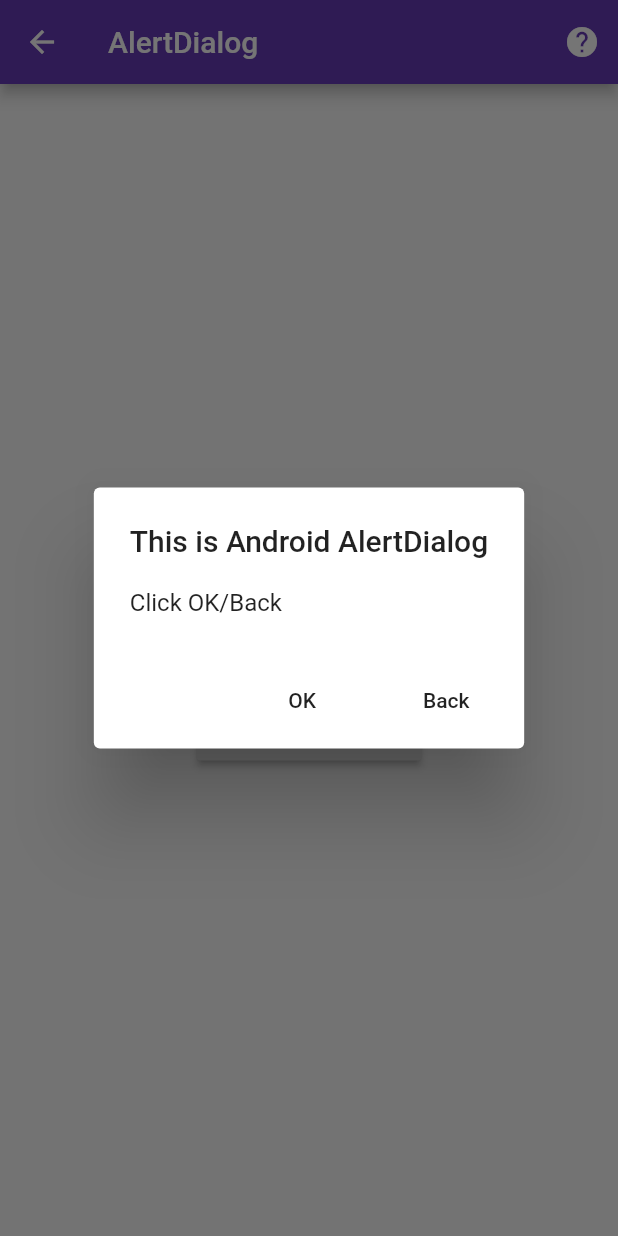
After one commit to sanjay-rb/100-Days-Of-Flutter-Widgets, a Flutter app: the Day58AlertDialog screen opened directly, after a tap on "Android AlertDialog", on a phone screen of 412 x 824 dp. The commit adds this screen. Run offline on Flutter 3.47's test engine with Material 2 defaults, Android fonts, the phone set to English and light mode, and no system bars.

Commit message:
Day58 Completed with AlertDialog

```diff
--- /dev/null
+++ b/hundred_days_of_flutter_widget/lib/day058_alert_dialog.dart
@@ -0,0 +1,109 @@
+import 'package:flutter/cupertino.dart';
+import 'package:flutter/material.dart';
+import 'package:url_launcher/url_launcher.dart';
+
+class Day58AlertDialog extends StatefulWidget {
+  Day58AlertDialog({Key key}) : super(key: key);
+
+  @override
+  _Day58AlertDialogState createState() => _Day58AlertDialogState();
+}
+
+class _Day58AlertDialogState extends State<Day58AlertDialog> {
+  @override
+  Widget build(BuildContext context) {
+    return Scaffold(
+      body: Center(
+        child: Column(
+          mainAxisAlignment: MainAxisAlignment.center,
+          children: <Widget>[
+            RaisedButton(
+              onPressed: () {
+                /**
+                 * ? What is AlertDialog....
+                 * ! AlertDialog is the Widget where we can display the pop up dialog for the user....
+                 */
+                showDialog(
+                  // ! show dialog is the function which is used to trigger the dialog....
+                  context: context,
+                  builder: (context) => AlertDialog(
+                    // ! AlertDialog is the normal android....
+                    title: Text(
+                        "This is Android AlertDialog"), // ! had title display heading....
+                    content: Text(
+                        "Click OK/Back"), // ! had content display message.....
+                    actions: <Widget>[
+                      // ! here we had the action button....
+                      FlatButton(
+                          onPressed: () {
+                            Navigator.pop(
+                                context); // ! to pop out the Dialog....
+                          },
+                          child: Text("OK")),
+                      FlatButton(
+                          onPressed: () {
+                            Navigator.pop(context);
+                          },
+                          child: Text("Back"))
+                    ],
+                  ),
+                );
+              },
+              child: Text("Android AlertDialog"),
+            ),
+            SizedBox(
+              height: 50,
+            ),
+            RaisedButton(
+              onPressed: () {
+                showDialog(
+                  context: context,
+                  builder: (context) => CupertinoAlertDialog(
+                    // ! CupertinoAlertDialog is the iPhone android....
+                    title: Text("This is iPhone AlertDialog"),
+                    content: Text("Click Ok/Back"),
+                    actions: <Widget>[
+                      CupertinoDialogAction(
+                        // ! CupertinoDialogAction is for the action buttons....
+                        child: Text("Ok"),
+                        onPressed: () {
+                          Navigator.pop(context); // ! to pop out the Dialog....
+                        },
+                      ),
+                      CupertinoDialogAction(
+                        child: Text("Back"),
+                        onPressed: () {
+                          Navigator.pop(context);
+                        },
+                      ),
+                    ],
+                  ),
+                );
+              },
+              child: Text("iPhone AlertDialog"),
+            ),
+          ],
+        ),
+      ),
+      appBar: AppBar(
+        title: Text("AlertDialog"),
+        actions: <Widget>[
+          IconButton(
+            icon: Icon(Icons.help),
+            onPressed: () async {
+              const url =
+                  'https://github.com/sanjaysanju618/100-Days-Of-Flutter-Widgets/' +
+                      'blob/master/hundred_days_of_flutter_widget/' +
+                      'lib/day058_alert_dialog.dart';
+              if (await canLaunch(url)) {
+                await launch(url);
+              } else {
+                throw 'Could not launch $url';
+              }
+            },
+          )
+        ],
+      ),
+    );
+  }
+}
--- a/hundred_days_of_flutter_widget/lib/main.dart
+++ b/hundred_days_of_flutter_widget/lib/main.dart
@@ -55,11 +55,10 @@ import 'package:hundreddaysofflutterwidget/day054_container.dart';
 import 'package:hundreddaysofflutterwidget/day055_selectable_text.dart';
 import 'package:hundreddaysofflutterwidget/day056_datatable.dart';
 import 'package:hundreddaysofflutterwidget/day057_slider.dart';
+import 'package:hundreddaysofflutterwidget/day058_alert_dialog.dart';
 import 'package:hundreddaysofflutterwidget/inherited_widget/day037_inherited_widget.dart';
 
-void main() {
-  runApp(MyApp());
-}
+void main() => runApp(MyApp());
 
 class MyApp extends StatelessWidget {
   @override
@@ -147,6 +146,7 @@ class _MainPageState extends State<MainPage> {
     "SelectableText": Day55SelectableText(),
     "DataTable": Day56DataTable(),
     "Slider": Day57Slider(),
+    "AlertDialog": Day58AlertDialog()
   };
 
   List _listTitle = [
@@ -206,7 +206,8 @@ class _MainPageState extends State<MainPage> {
     "Container",
     "SelectableText",
     "DataTable",
-    "Slider"
+    "Slider",
+    "AlertDialog"
   ];
 
   List fliter = List<String>();
```
Also changed, not shown: 1 other file.
